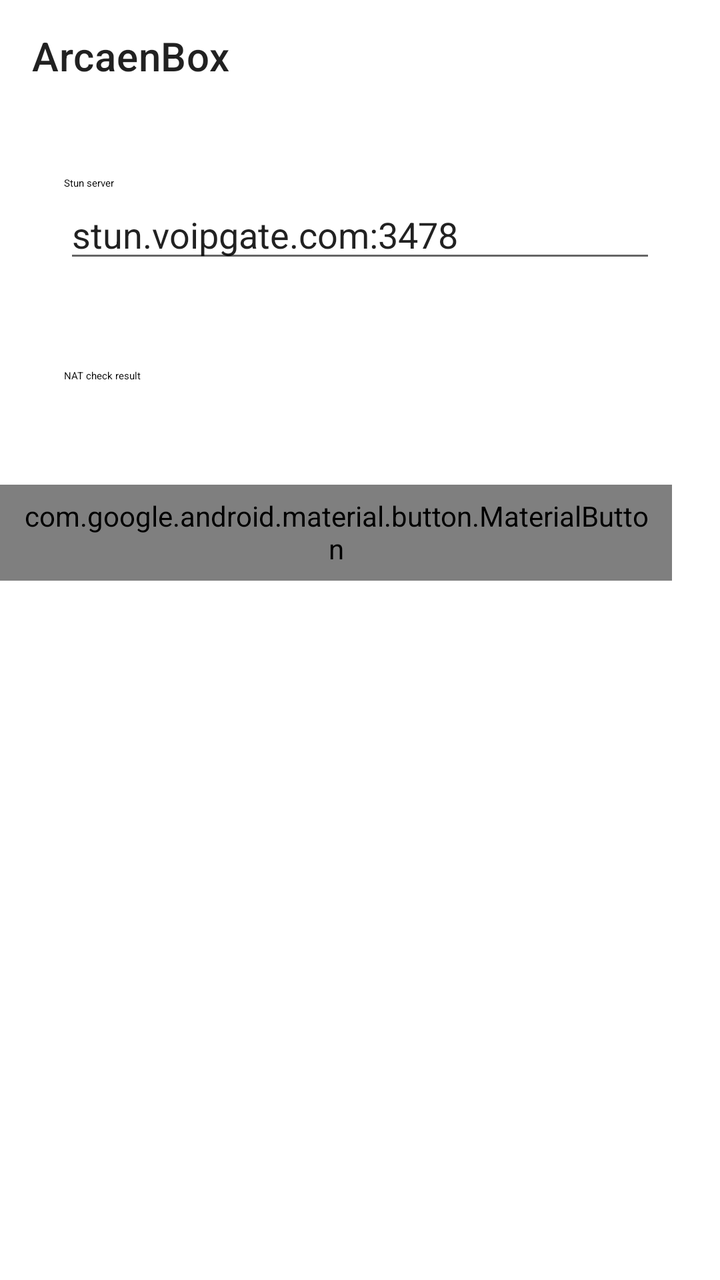
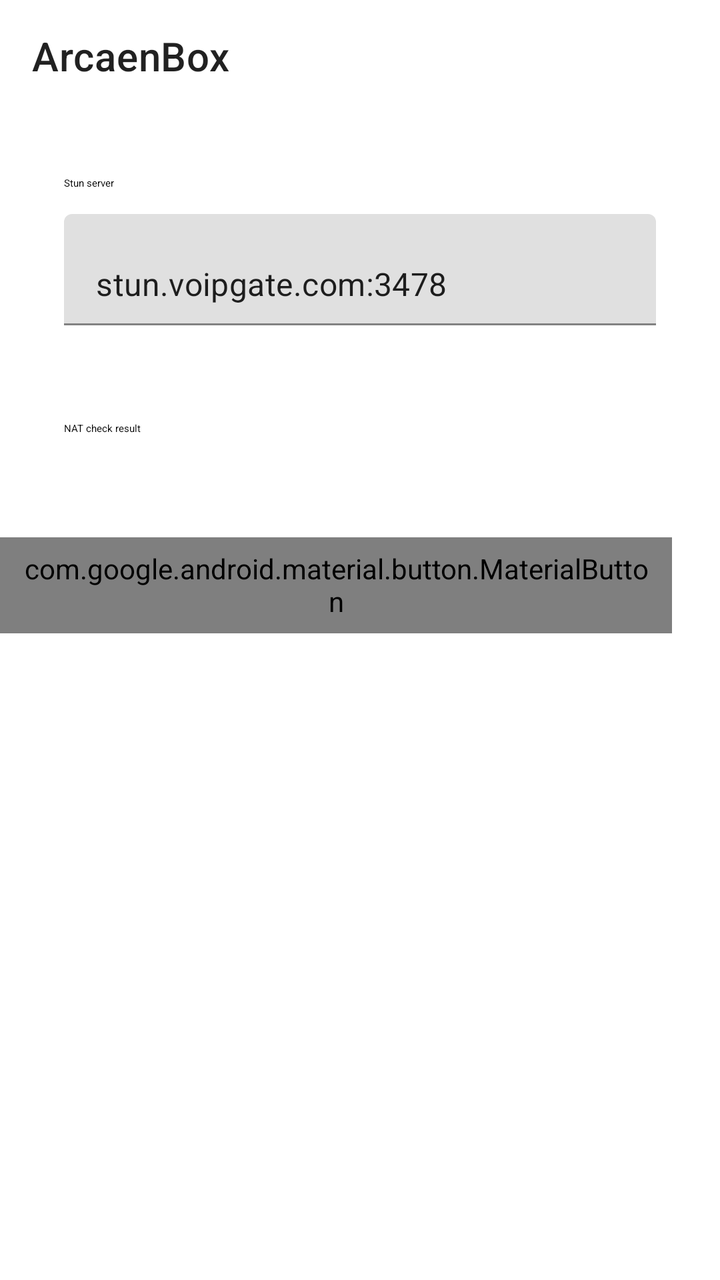

Two renders of the same Android screen: before a commit and after it. Below are the layout's source before the change and the commit's diff.
<!-- AndroidManifest.xml: fallback theme Theme.MaterialComponents.DayNight.NoActionBar -->
<!-- res/layout/layout_stun.xml -->
<?xml version="1.0" encoding="utf-8"?>
<androidx.coordinatorlayout.widget.CoordinatorLayout xmlns:android="http://schemas.android.com/apk/res/android"
    xmlns:app="http://schemas.android.com/apk/res-auto"
    android:id="@+id/coordinator"
    android:layout_width="match_parent"
    android:layout_height="match_parent"
    android:orientation="vertical">

    <LinearLayout
        android:layout_width="match_parent"
        android:layout_height="match_parent"
        android:orientation="vertical">

        <include
            layout="@layout/layout_appbar"
            android:layout_width="match_parent"
            android:layout_height="wrap_content" />

        <LinearLayout
            android:id="@+id/wait_layout"
            android:layout_width="match_parent"
            android:layout_height="match_parent"
            android:gravity="center"
            android:visibility="gone">

            <TextView
                android:layout_width="wrap_content"
                android:layout_height="wrap_content"
                android:layout_gravity="center"
                android:text="@string/stun_attest_loading"
                android:textAppearance="@style/AppearanceFoundation.Title" />
        </LinearLayout>


        <androidx.core.widget.NestedScrollView
            android:id="@+id/main_layout"
            android:layout_width="match_parent"
            android:layout_height="match_parent">

            <LinearLayout
                android:layout_width="match_parent"
                android:layout_height="match_parent"
                android:orientation="vertical">

                <com.google.android.material.card.MaterialCardView
                    android:layout_width="match_parent"
                    android:layout_height="wrap_content"
                    android:layout_marginLeft="16dp"
                    android:layout_marginTop="16dp"
                    android:layout_marginRight="16dp"
                    android:clickable="true"
                    android:focusable="true"
                    app:cardElevation="0dp">

                    <LinearLayout
                        android:layout_width="match_parent"
                        android:layout_height="wrap_content"
                        android:orientation="vertical"
                        android:padding="16dp">

                        <TextView
                            android:layout_width="wrap_content"
                            android:layout_height="wrap_content"
                            android:text="@string/nat_stun_server_hint"
                            android:textAppearance="?attr/textAppearanceTitleSmall" />

                        <EditText
                            android:id="@+id/nat_stun_server"
                            android:layout_width="match_parent"
                            android:layout_height="wrap_content"
                            android:ems="10"
                            android:inputType="text"
                            android:text="stun.voipgate.com:3478" />

                    </LinearLayout>
                </com.google.android.material.card.MaterialCardView>

                <com.google.android.material.card.MaterialCardView
                    android:layout_width="match_parent"
                    android:layout_height="wrap_content"
                    android:layout_marginLeft="16dp"
                    android:layout_marginTop="16dp"
                    android:layout_marginRight="16dp"
                    android:clickable="true"
                    android:focusable="true"
                    app:cardElevation="0dp">

                    <LinearLayout
                        android:layout_width="match_parent"
                        android:layout_height="wrap_content"
                        android:orientation="vertical"
                        android:padding="16dp">

                        <TextView
                            android:layout_width="wrap_content"
                            android:layout_height="wrap_content"
                            android:text="@string/nat_result_hint"
                            android:textAppearance="?attr/textAppearanceTitleSmall" />

                        <TextView
                            android:id="@+id/nat_result"
                            android:layout_width="match_parent"
                            android:layout_height="wrap_content" />

                    </LinearLayout>

                </com.google.android.material.card.MaterialCardView>


                <LinearLayout
                    android:layout_width="match_parent"
                    android:layout_height="wrap_content"
                    android:layout_marginTop="16dp"
                    android:layout_marginRight="16dp"
                    android:gravity="end"
                    android:orientation="horizontal">

                    <com.google.android.material.button.MaterialButton
                        android:id="@+id/stunTest"
                        style="@style/Widget.Material3.Button.TextButton"
                        android:layout_width="wrap_content"
                        android:layout_height="wrap_content"
                        android:layout_marginEnd="8dp"
                        android:text="@string/start"
                        android:textColor="?primaryOrTextPrimary" />
                </LinearLayout>

            </LinearLayout>
        </androidx.core.widget.NestedScrollView>
    </LinearLayout>

</androidx.coordinatorlayout.widget.CoordinatorLayout>
<!-- res/layout/layout_appbar.xml (included above) -->
<?xml version="1.0" encoding="utf-8"?>
<com.google.android.material.appbar.AppBarLayout xmlns:android="http://schemas.android.com/apk/res/android"
    xmlns:app="http://schemas.android.com/apk/res-auto"
    android:id="@+id/appbar"
    android:layout_width="match_parent"
    android:layout_height="?attr/actionBarSize"
    android:background="?attr/colorSurface"
    android:elevation="0dp">

    <com.google.android.material.appbar.MaterialToolbar
        android:id="@+id/toolbar"
        android:layout_width="match_parent"
        android:layout_height="match_parent"
        android:background="?attr/colorSurface"
        android:theme="?actionBarTheme"
        android:touchscreenBlocksFocus="false"
        app:popupTheme="@style/ThemeOverlay.AppCompat.DayNight"
        app:title="@string/app_name" />
</com.google.android.material.appbar.AppBarLayout>
<!-- resources referenced by this layout -->
<resources>
  <string name="app_name" translatable="false">ArcaenBox</string>
  <string name="nat_result_hint">NAT check result</string>
  <string name="nat_stun_server_hint">Stun server</string>
  <string name="start">Start</string>
  <string name="stun_attest_loading">This may take a few minutes…</string>
  <style name="AppearanceFoundation.Title" parent="TextAppearance.Material3.TitleMedium">
          <item name="android:textColor">?colorOnSurface</item>
      </style>
</resources>

<!-- the commit's change to res/layout/layout_stun.xml (unified diff, before → after) -->
@@ -64,13 +64,18 @@
                             android:text="@string/nat_stun_server_hint"
                             android:textAppearance="?attr/textAppearanceTitleSmall" />
 
-                        <EditText
+                        <com.google.android.material.textfield.TextInputLayout
+                            android:layout_width="match_parent"
+                            android:layout_height="wrap_content"
+                            android:layout_marginTop="12dp">
+                        <com.google.android.material.textfield.TextInputEditText
                             android:id="@+id/nat_stun_server"
                             android:layout_width="match_parent"
                             android:layout_height="wrap_content"
                             android:ems="10"
                             android:inputType="text"
                             android:text="stun.voipgate.com:3478" />
+                        </com.google.android.material.textfield.TextInputLayout>
 
                     </LinearLayout>
                 </com.google.android.material.card.MaterialCardView>
